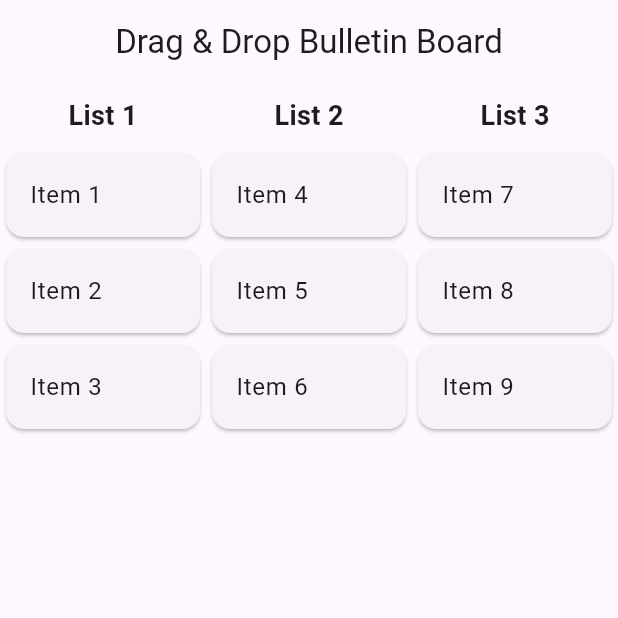
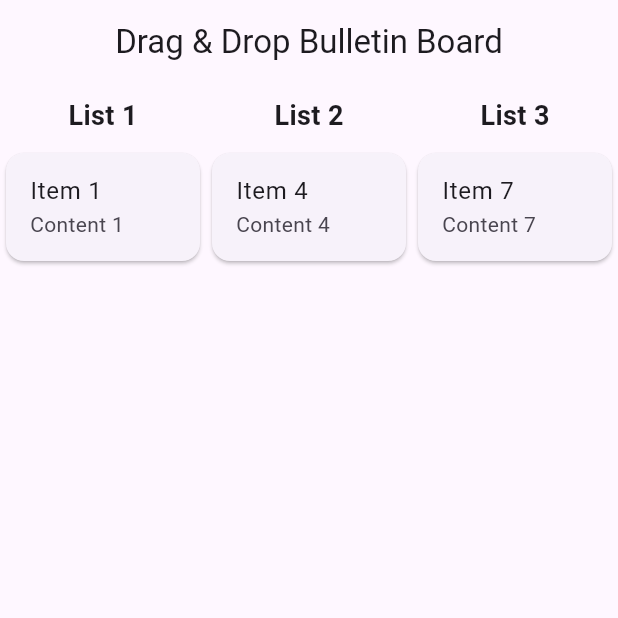
Before and after one commit to Dano-Sato/flutter-with-gpt, a Flutter app: the DragDropExample screen opened directly, on a phone screen of 412 x 824 dp, the top half of it. Run offline on Flutter 3.47's test engine with Material 3 defaults, Android fonts, the phone set to English and light mode, and no system bars; our stand-ins replace shared_preferences; accounts and stored records are empty.

Commit message:
MEMO 자료형으로 변경

```diff
--- a/lib/5_dragdrop.dart
+++ b/lib/5_dragdrop.dart
@@ -26,10 +26,20 @@ class DragDropExample extends StatefulWidget {
   _DragDropExampleState createState() => _DragDropExampleState();
 }
 
+class Memo {
+  String title;
+  String content;
+  DateTime lastEdited;
+  int index;
+
+  Memo({required this.title, required this.content, required this.lastEdited, required this.index});
+}
+
+
 class _DragDropExampleState extends State<DragDropExample> {
-  List<String> list1 = ['Item 1', 'Item 2', 'Item 3'];
-  List<String> list2 = ['Item 4', 'Item 5', 'Item 6'];
-  List<String> list3 = ['Item 7', 'Item 8', 'Item 9'];
+  List<Memo> list1 = [Memo(title: 'Item 1', content: 'Content 1', lastEdited: DateTime.now(), index: 0)];
+  List<Memo> list2 = [Memo(title: 'Item 4', content: 'Content 4', lastEdited: DateTime.now(), index: 3)];
+  List<Memo> list3 = [Memo(title: 'Item 7', content: 'Content 7', lastEdited: DateTime.now(), index: 6)];
 
   @override
   Widget build(BuildContext context) {
@@ -55,8 +65,8 @@ Offset myDragAnchorStrategy(
 }
 
 /// 드래그가 가능한 카드 위젯.
-Widget myCard(String item, VoidCallback onDragCompleted) {
-  return Draggable<String>(
+Widget myCard(Memo item, VoidCallback onDragCompleted) {
+  return Draggable<Memo>(
     data: item,
     dragAnchorStrategy: myDragAnchorStrategy,
     feedback: Card( // 드래그할 때 옮겨지는 상태의 위젯
@@ -74,7 +84,7 @@ Widget myCard(String item, VoidCallback onDragCompleted) {
             ),
           ],
         ),
-        child: Center(child: Text(item, style: TextStyle(color: Colors.black))),
+        child: Center(child: Text(item.title, style: TextStyle(color: Colors.black))),
       ),
     ),
     childWhenDragging: Container( // 드래그 중에는 이 위젯이 드래그 대상 대신 표시됨
@@ -85,14 +95,15 @@ Widget myCard(String item, VoidCallback onDragCompleted) {
     onDragCompleted: onDragCompleted,
     child: Card(
       child: ListTile(
-        title: Text(item),
+        title: Text(item.title),
+        subtitle: Text(item.content),
       ),
     ),
   );
 }
 
-Widget myList(List<String> list, String title) {
-  return DragTarget<String>(
+Widget myList(List<Memo> list, String title) {
+  return DragTarget<Memo>(
     onAcceptWithDetails: (data) {
       setState(() {
         list.add(data.data);
@@ -110,7 +121,7 @@ Widget myList(List<String> list, String title) {
               itemCount: list.length,
               itemBuilder: (context, index) {
                 return myCard(
-                  list[index],
+                  Memo(content: list[index].content, title: list[index].title, lastEdited: DateTime.now(), index: index),
                   () {
                     setState(() {
                       list.removeAt(index);
```
